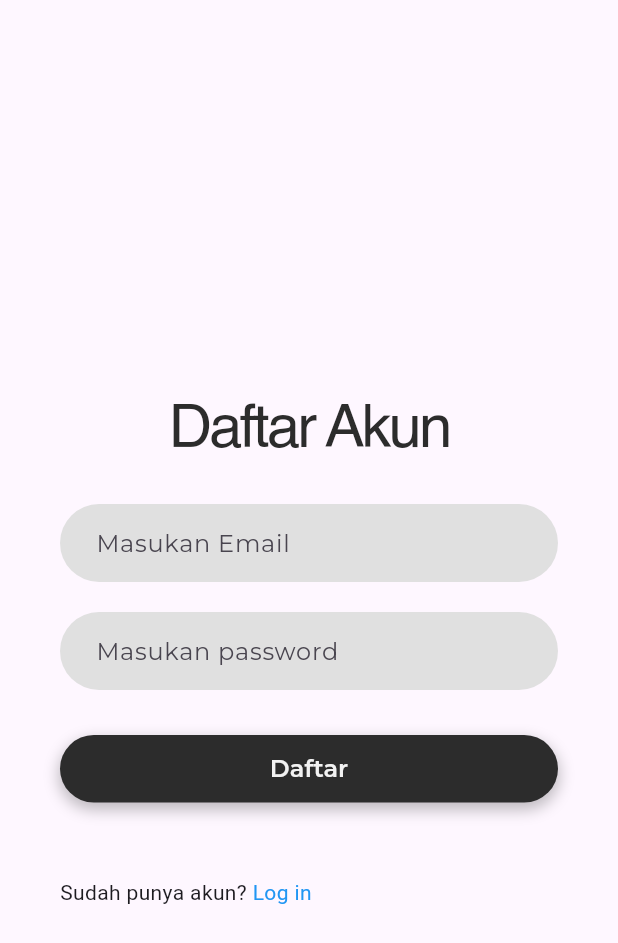
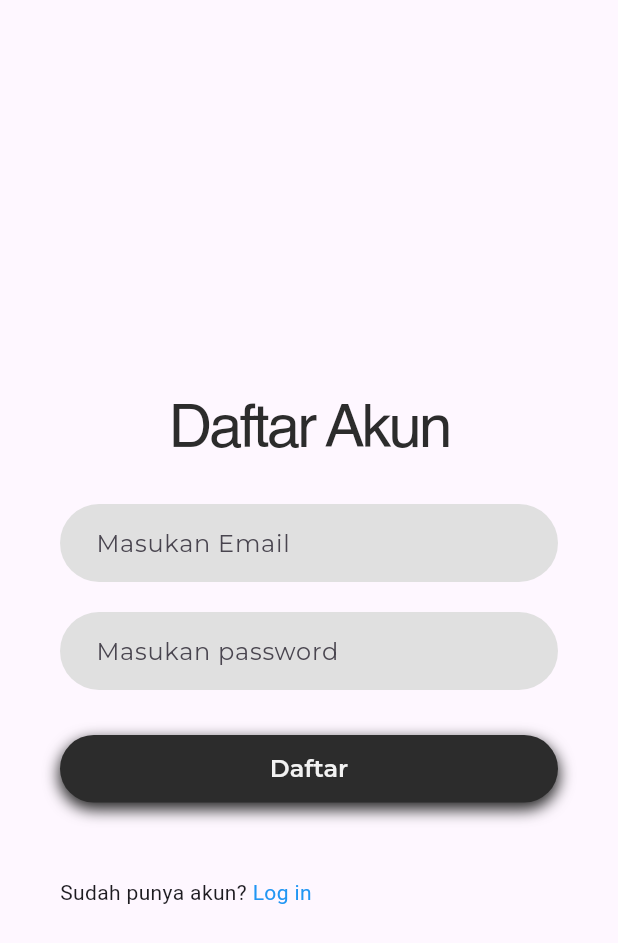
Before and after one commit to zaidanhsbi/Lapor_Sih, a Flutter app: the screen it shows after launch, after a tap on "Daftar Sekarang!", on a phone screen of 412 x 824 dp. Shown: the top 943 px of the screen. Run offline on Flutter 3.47's test engine with Material 3 defaults, Android fonts, the phone set to English and light mode, and no system bars; our stand-ins replace flutter_dotenv, supabase_flutter; accounts and stored records are empty.

Commit message:
Remove unessecery thing

```diff
--- a/lib/login.dart
+++ b/lib/login.dart
@@ -100,7 +100,7 @@ class _LoginScreenState extends State<LoginScreen> {
                     borderRadius: BorderRadius.circular(48),
                     boxShadow: [
                       BoxShadow(
-                        color: Colors.black.withOpacity(0.3),
+                        color: AppColors.secondary,
                         spreadRadius: 1,
                         blurRadius: 8,
                         offset: const Offset(0, 4),
--- a/lib/register.dart
+++ b/lib/register.dart
@@ -1,7 +1,6 @@
 import 'package:flutter/material.dart';
 import 'package:lapor_sih/login.dart';
 import 'package:lapor_sih/services/auth_service.dart';
-import 'package:lapor_sih/userMain.dart';
 import 'utils/colors.dart';
 import 'utils/convert.dart';
 import 'package:supabase_flutter/supabase_flutter.dart';
@@ -100,7 +99,7 @@ class _RegisterState extends State<Register> {
                     borderRadius: BorderRadius.circular(48),
                     boxShadow: [
                       BoxShadow(
-                        color: AppColors.secondary.withOpacity(0.3),
+                        color: AppColors.secondary,
                         spreadRadius: 1,
                         blurRadius: 8,
                         offset: const Offset(0, 4),
```
